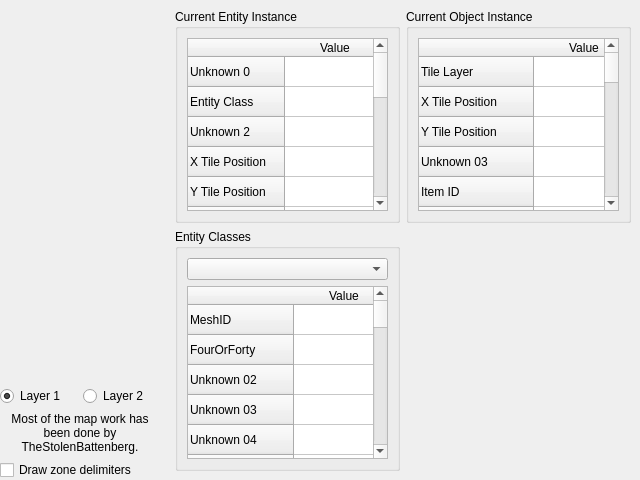
Old version of the form Tools/KFModTool/mapeditwidget.ui in the repository IvanDSM/KingsFieldRE.
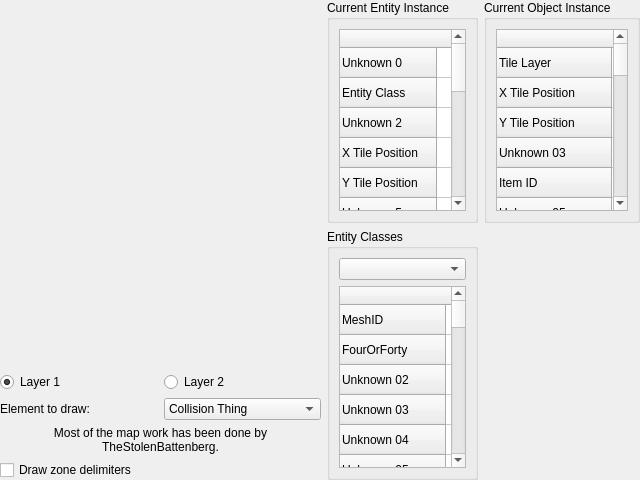
New version of the form. Icons and pictures are not drawn. Custom widgets are drawn as their Qt base class.

Patch:
```diff
--- a/Tools/KFModTool/mapeditwidget.ui
+++ b/Tools/KFModTool/mapeditwidget.ui
@@ -17,7 +17,10 @@
    <iconset resource="resources.qrc">
     <normaloff>:/map_icon.png</normaloff>:/map_icon.png</iconset>
   </property>
-  <layout class="QHBoxLayout" name="horizontalLayout_2" stretch="6,0">
+  <layout class="QHBoxLayout" name="horizontalLayout_2" stretch="2,1">
+   <property name="spacing">
+    <number>6</number>
+   </property>
    <property name="sizeConstraint">
     <enum>QLayout::SetDefaultConstraint</enum>
    </property>
@@ -129,6 +132,51 @@
         </layout>
        </widget>
       </item>
+      <item>
+       <widget class="QFrame" name="elementFrame">
+        <property name="frameShape">
+         <enum>QFrame::NoFrame</enum>
+        </property>
+        <property name="frameShadow">
+         <enum>QFrame::Plain</enum>
+        </property>
+        <layout class="QHBoxLayout" name="horizontalLayout_3">
+         <property name="leftMargin">
+          <number>0</number>
+         </property>
+         <property name="topMargin">
+          <number>0</number>
+         </property>
+         <property name="rightMargin">
+          <number>0</number>
+         </property>
+         <property name="bottomMargin">
+          <number>0</number>
+         </property>
+         <item>
+          <widget class="QLabel" name="elementLabel">
+           <property name="text">
+            <string>Element to draw:</string>
+           </property>
+          </widget>
+         </item>
+         <item>
+          <widget class="QComboBox" name="elementCombo">
+           <item>
+            <property name="text">
+             <string>Collision Thing</string>
+            </property>
+           </item>
+           <item>
+            <property name="text">
+             <string>Elevation</string>
+            </property>
+           </item>
+          </widget>
+         </item>
+        </layout>
+       </widget>
+      </item>
       <item>
        <widget class="QLabel" name="entityCDWarning">
         <property name="text">
@@ -167,6 +215,18 @@
       <enum>QFrame::Raised</enum>
      </property>
      <layout class="QGridLayout" name="gridLayout_2" columnstretch="0,0">
+      <property name="leftMargin">
+       <number>0</number>
+      </property>
+      <property name="topMargin">
+       <number>0</number>
+      </property>
+      <property name="rightMargin">
+       <number>0</number>
+      </property>
+      <property name="bottomMargin">
+       <number>0</number>
+      </property>
       <item row="0" column="0">
        <widget class="QGroupBox" name="entityInstanceGroup">
         <property name="sizePolicy">
```
